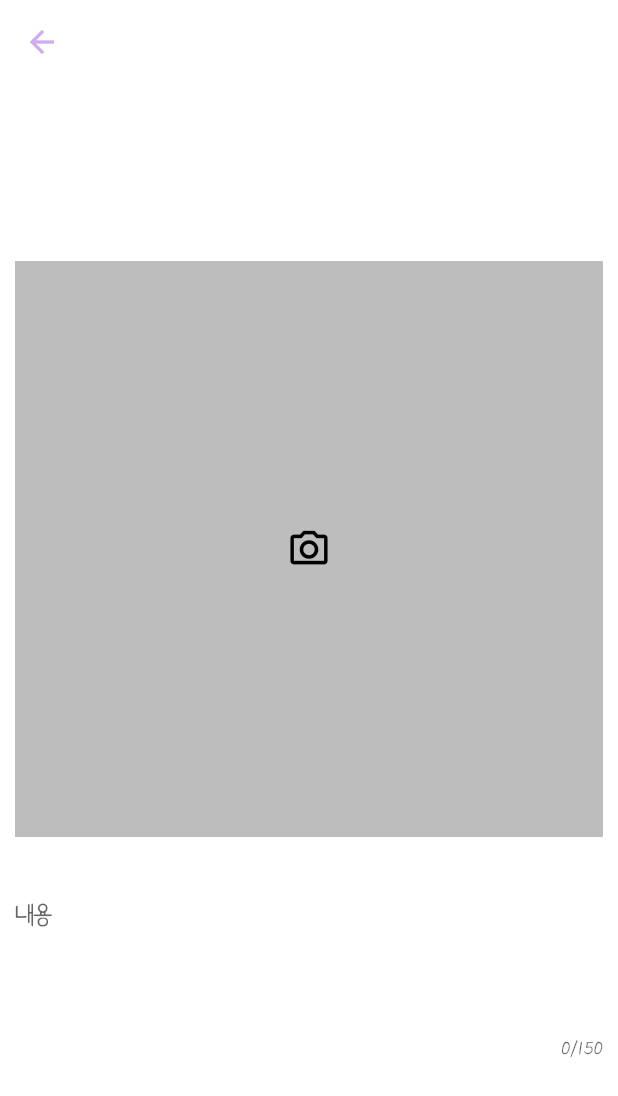
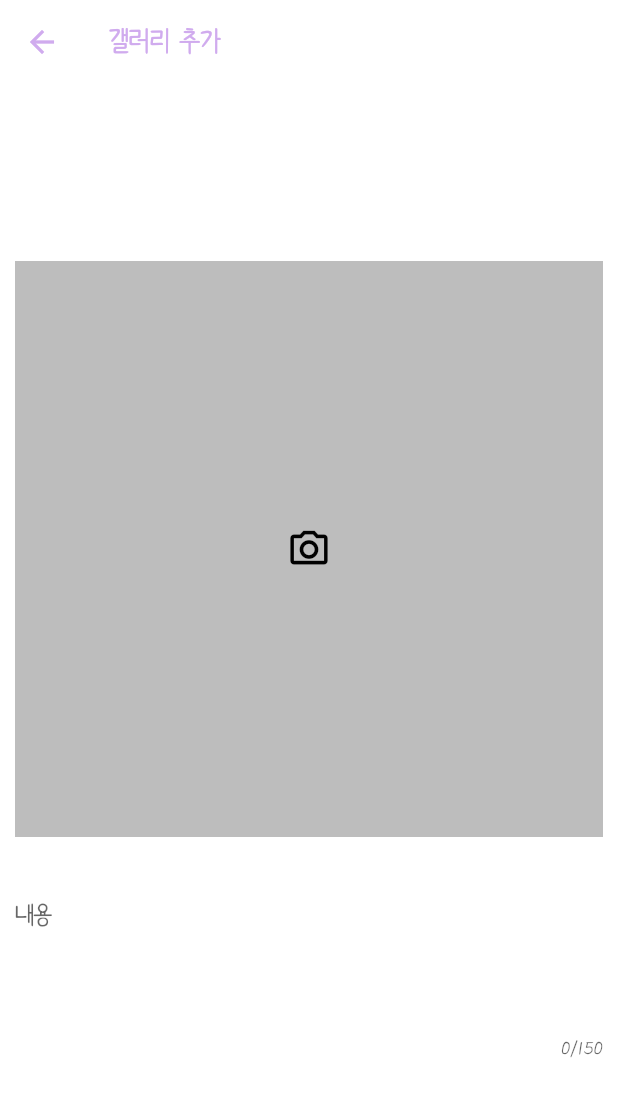
Before and after one commit to KimKyungWon0519/meoery_container, a Flutter app: the AddGalleryPage screen opened by its route, on a phone screen of 412 x 824 dp. Shown: the top 1096 px of the screen. Run offline on Flutter 3.47's test engine with Material 2 defaults, Android fonts, the phone set to English and light mode, and no system bars; our stand-ins replace equatable, flutter_riverpod, go_router, hive, image_picker; accounts and stored records are empty.

Commit message:
FEAT: Add title

```diff
--- a/lib/features/add/presentation/pages/add_gallery_page/add_gallery_page.dart
+++ b/lib/features/add/presentation/pages/add_gallery_page/add_gallery_page.dart
@@ -17,7 +17,9 @@ class AddGalleryPage extends StatelessWidget {
   @override
   Widget build(BuildContext context) {
     return Scaffold(
-      appBar: AppBar(),
+      appBar: AppBar(
+        title: const Text('갤러리 추가'),
+      ),
       body: ScrollConfiguration(
         behavior: NoBehavior(),
         child: SingleChildScrollView(
```
